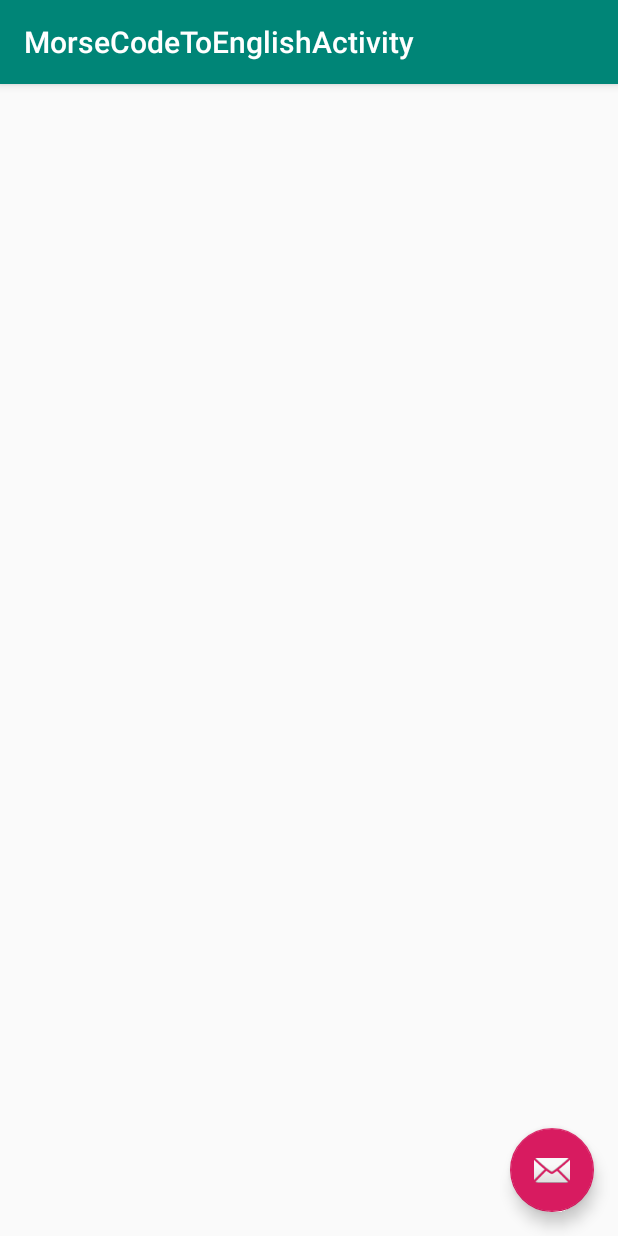
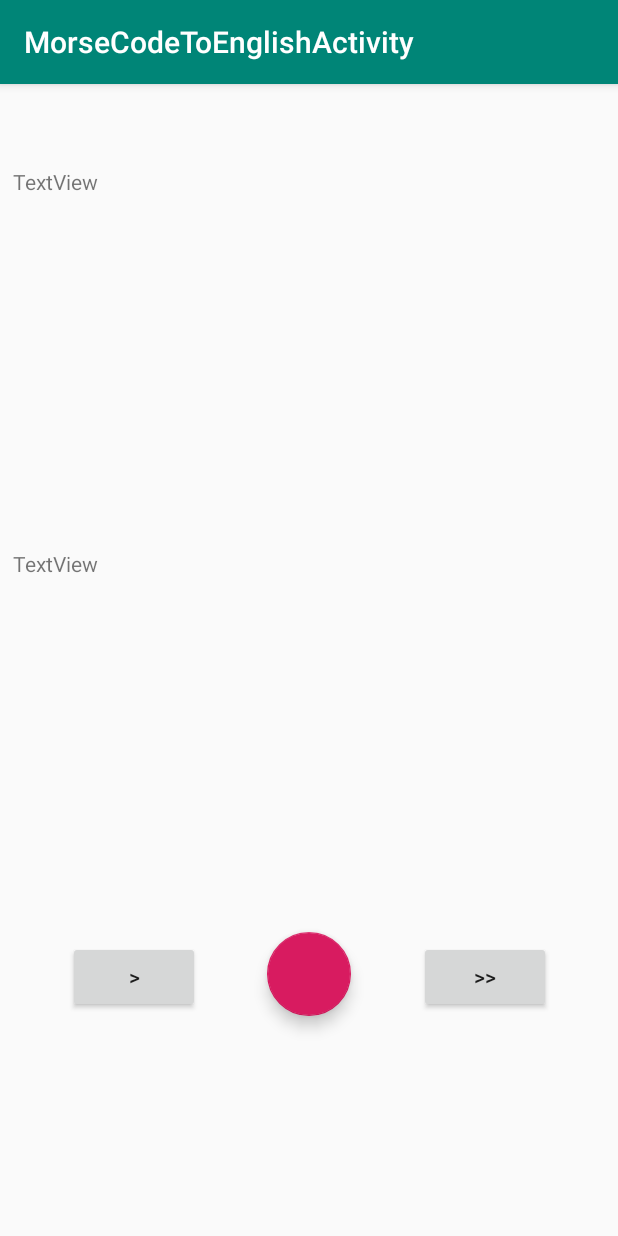
Before and after one commit to rubin-labs/CS2063Project, an Android app: the MorseCodeToEnglishActivity screen opened directly, with no data from a screen before it, on a phone screen of 412 x 824 dp. Run offline under Robolectric (Android 15) with nearby library versions, the phone set to English and light mode, and no system bars.

Commit message:
created initial layout for the M2E Activity

```diff
--- a/app/build.gradle
+++ b/app/build.gradle
@@ -4,7 +4,7 @@ android {
     compileSdkVersion 28
     defaultConfig {
         applicationId "com.rubinlabs.morsecode"
-        minSdkVersion 15
+        minSdkVersion 24
         targetSdkVersion 28
         versionCode 1
         versionName "1.0"
@@ -15,6 +15,10 @@ android {
             minifyEnabled false
             proguardFiles getDefaultProguardFile('proguard-android-optimize.txt'), 'proguard-rules.pro'
         }
+    }
+    compileOptions {
+        sourceCompatibility = '1.8'
+        targetCompatibility = '1.8'
     }
 }
 
--- a/app/src/main/java/com/rubinlabs/morsecode/MainActivity.java
+++ b/app/src/main/java/com/rubinlabs/morsecode/MainActivity.java
@@ -53,14 +53,14 @@ public class MainActivity extends AppCompatActivity {
         e2m_btn.setOnClickListener(new View.OnClickListener() {
             @Override
             public void onClick(View v) {
-                startActivityForResult(new Intent(MainActivity.this,EnglishToMorseCodeActivity.class),1);
+                startActivityForResult(new Intent(MainActivity.this, EnglishToMorseCodeActivity.class),1);
             }
         });
 
         m2e_btn.setOnClickListener(new View.OnClickListener() {
             @Override
             public void onClick(View v) {
-                startActivityForResult(new Intent(MainActivity.this,MorseCodeToEnglishActivity.class),1);
+                startActivityForResult(new Intent(MainActivity.this, MorseCodeToEnglishActivity.class),1);
             }
         });
     }
--- a/app/src/main/java/com/rubinlabs/morsecode/MorseCodeToEnglishActivity.java
+++ b/app/src/main/java/com/rubinlabs/morsecode/MorseCodeToEnglishActivity.java
@@ -16,7 +16,7 @@ public class MorseCodeToEnglishActivity extends AppCompatActivity {
         Toolbar toolbar = findViewById(R.id.toolbar);
         setSupportActionBar(toolbar);
 
-        FloatingActionButton fab = findViewById(R.id.fab);
+        FloatingActionButton fab = findViewById(R.id.morseButton);
         fab.setOnClickListener(new View.OnClickListener() {
             @Override
             public void onClick(View view) {
--- a/app/src/main/res/layout/activity_morse_code_to_english.xml
+++ b/app/src/main/res/layout/activity_morse_code_to_english.xml
@@ -22,12 +22,4 @@
 
     <include layout="@layout/content_morse_code_to_english" />
 
-    <android.support.design.widget.FloatingActionButton
-        android:id="@+id/fab"
-        android:layout_width="wrap_content"
-        android:layout_height="wrap_content"
-        android:layout_gravity="bottom|end"
-        android:layout_margin="@dimen/fab_margin"
-        app:srcCompat="@android:drawable/ic_dialog_email" />
-
 </android.support.design.widget.CoordinatorLayout>
--- a/app/src/main/res/layout/content_morse_code_to_english.xml
+++ b/app/src/main/res/layout/content_morse_code_to_english.xml
@@ -8,4 +8,62 @@
     tools:context=".MorseCodeToEnglishActivity"
     tools:showIn="@layout/activity_morse_code_to_english">
 
+    <TextView
+        android:id="@+id/morseTextView"
+        android:layout_width="395dp"
+        android:layout_height="200dp"
+        android:text="TextView"
+        app:layout_constraintBottom_toTopOf="@+id/englishTextView"
+        app:layout_constraintEnd_toEndOf="parent"
+        app:layout_constraintHorizontal_bias="0.5"
+        app:layout_constraintStart_toStartOf="parent"
+        app:layout_constraintTop_toTopOf="parent" />
+
+    <TextView
+        android:id="@+id/englishTextView"
+        android:layout_width="395dp"
+        android:layout_height="200dp"
+        android:text="TextView"
+        app:layout_constraintBottom_toTopOf="@+id/morseButton"
+        app:layout_constraintEnd_toEndOf="parent"
+        app:layout_constraintHorizontal_bias="0.5"
+        app:layout_constraintStart_toStartOf="parent"
+        app:layout_constraintTop_toBottomOf="@+id/morseTextView" />
+
+    <android.support.design.widget.FloatingActionButton
+        android:id="@+id/morseButton"
+        android:layout_width="wrap_content"
+        android:layout_height="wrap_content"
+        android:layout_marginTop="567dp"
+        android:clickable="true"
+        app:layout_constraintBottom_toBottomOf="@+id/resetButton"
+        app:layout_constraintEnd_toStartOf="@+id/nextWordButton"
+        app:layout_constraintHorizontal_bias="0.5"
+        app:layout_constraintStart_toEndOf="@+id/resetButton"
+        app:layout_constraintTop_toTopOf="parent"
+        app:srcCompat="?attr/colorAccent" />
+
+    <Button
+        android:id="@+id/nextWordButton"
+        android:layout_width="wrap_content"
+        android:layout_height="wrap_content"
+        android:layout_marginTop="569dp"
+        android:text=">>"
+        app:layout_constraintBottom_toBottomOf="@+id/morseButton"
+        app:layout_constraintEnd_toEndOf="parent"
+        app:layout_constraintHorizontal_bias="0.5"
+        app:layout_constraintStart_toEndOf="@+id/morseButton"
+        app:layout_constraintTop_toTopOf="parent" />
+
+    <Button
+        android:id="@+id/resetButton"
+        android:layout_width="wrap_content"
+        android:layout_height="wrap_content"
+        android:layout_marginTop="571dp"
+        android:text=">"
+        app:layout_constraintEnd_toStartOf="@+id/morseButton"
+        app:layout_constraintHorizontal_bias="0.5"
+        app:layout_constraintStart_toStartOf="parent"
+        app:layout_constraintTop_toTopOf="parent" />
+
 </android.support.constraint.ConstraintLayout>
```
Also changed, not shown: app/src/main/java/com/rubinlabs/morsecode/MorseCodeTranslator.java (added, +131 -0 lines).
